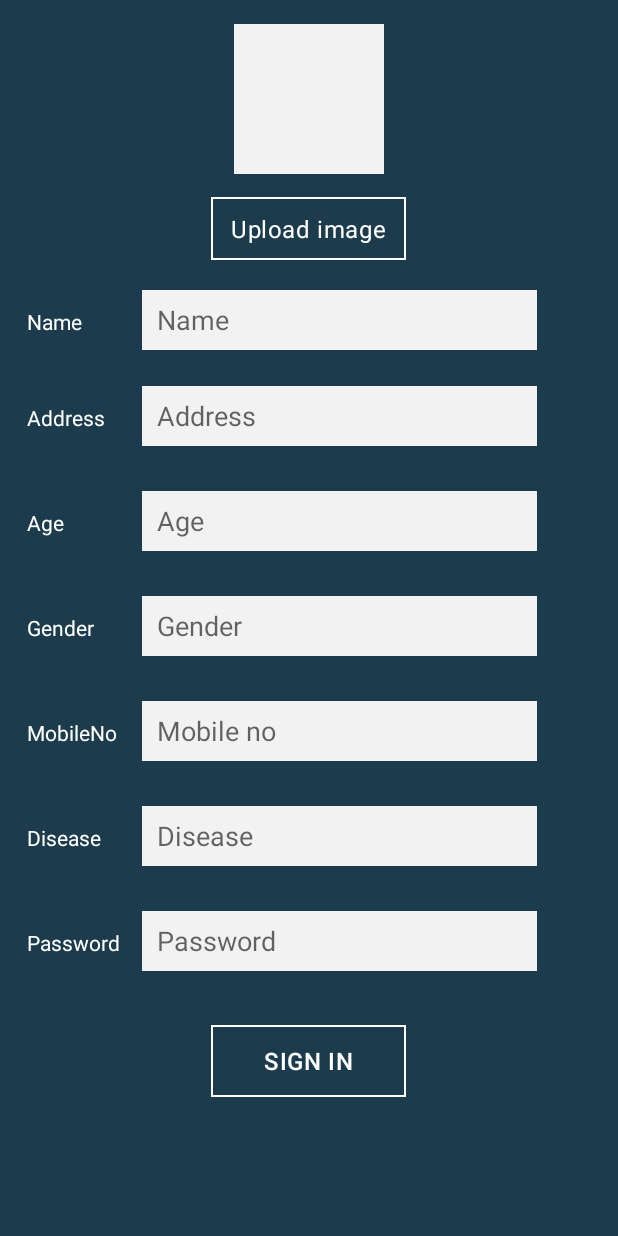
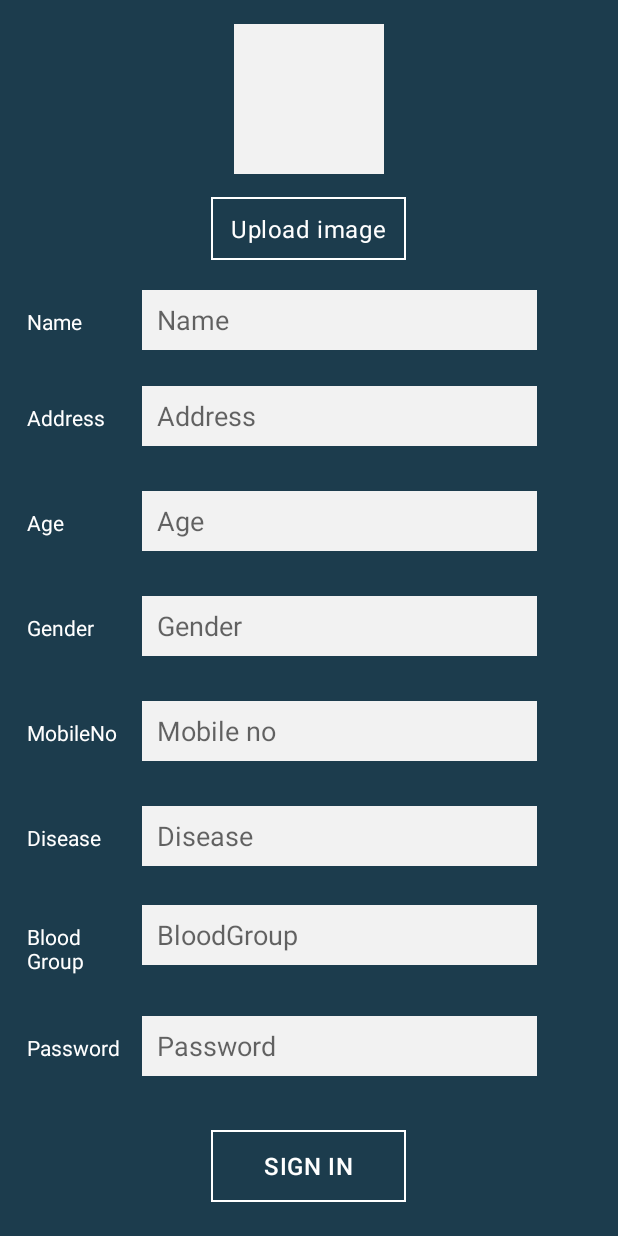
Before and after one commit to IshtiaqueRahmanTonmoy/PatientManagement, an Android app: the RegistrationActivity screen opened directly, with no data from a screen before it, on a phone screen of 412 x 824 dp. Run offline under Robolectric (Android 15) with nearby library versions, the phone set to English and light mode, and no system bars; 1 statement that could not run was skipped.

Commit message:
new commit

```diff
--- a/app/build.gradle
+++ b/app/build.gradle
@@ -9,8 +9,8 @@ android {
         applicationId "patientsmanagement.patientmanagement.patientsmanagementsystem"
         minSdkVersion 15
         targetSdkVersion 23
-        versionCode 1
-        versionName "1.0"
+        versionCode 2
+        versionName "1.1.1"
     }
     buildTypes {
         release {
--- a/app/src/main/AndroidManifest.xml
+++ b/app/src/main/AndroidManifest.xml
@@ -12,7 +12,7 @@
 
     <application
         android:allowBackup="true"
-        android:icon="@drawable/pmss"
+        android:icon="@drawable/pmsl"
         android:label="@string/app_name"
         android:largeHeap="true"
         android:supportsRtl="true"
--- a/app/src/main/java/com/patientmanagement/activity/DoctorListActivity.java
+++ b/app/src/main/java/com/patientmanagement/activity/DoctorListActivity.java
@@ -265,7 +265,7 @@ public class DoctorListActivity extends AppCompatActivity {
 
                         int success = json.getInt(TAG_SUCCESS);
 
-                        Toast.makeText(DoctorListActivity.this, "" + success, Toast.LENGTH_SHORT).show();
+                       // Toast.makeText(DoctorListActivity.this, "" + success, Toast.LENGTH_SHORT).show();
                         if (success == 1) {
                             // successfully created product
 
--- a/app/src/main/java/com/patientmanagement/activity/PatientAppoinmentList.java
+++ b/app/src/main/java/com/patientmanagement/activity/PatientAppoinmentList.java
@@ -70,7 +70,7 @@ public class PatientAppoinmentList extends AppCompatActivity {
         if(b!=null)
         {
             doctorId = b.getString(TAG_DOCTORID);
-            Toast.makeText(PatientAppoinmentList.this, ""+doctorId, Toast.LENGTH_SHORT).show();
+            //Toast.makeText(PatientAppoinmentList.this, ""+doctorId, Toast.LENGTH_SHORT).show();
         }
     }
 
--- a/app/src/main/java/com/patientmanagement/activity/RegistrationActivity.java
+++ b/app/src/main/java/com/patientmanagement/activity/RegistrationActivity.java
@@ -51,13 +51,13 @@ public class RegistrationActivity extends AppCompatActivity {
     public static final String KEY_PatientMobNo = "mobileno";
     public static final String KEY_Disease = "disease";
     public static final String KEY_EncryptedPassword = "encryptedpassword";
-
+    public static final String KEY_BLOODGROUP = "bloodgroup";
     public static final String KEY_DATE = "date";
     public static final String TAG_ALLCONTACT = "alldoctor";
     Button signup;
     ImageView photoimage;
     TextView uploadimage,loginback,captureimage;
-    EditText patientname, patientaddress, patientage, patientgender, patientmobileno, diseasename,password;
+    EditText patientname, patientaddress, patientage, patientgender, patientmobileno, diseasename,bloodgroup,password;
     String name;
     String image;
     String address;
@@ -67,6 +67,7 @@ public class RegistrationActivity extends AppCompatActivity {
     String disease;
     String epassword;
     String phone;
+    String blood;
     private JSONArray jsonArray;
     private final int requestCode = 20;
     private static final int CAMERA_REQUEST = 1888;
@@ -77,7 +78,7 @@ public class RegistrationActivity extends AppCompatActivity {
     private Calendar calendar;
     private ProgressDialog pDialog;
     private int year, month, day;
-    AlertDialog.Builder alertdialogbuilder;
+    AlertDialog.Builder alertdialogbuilder,alertdialogbuilder1;
     Person person;
     ArrayList<String> alist;
     String[] AlertDialogItems = new String[]{
@@ -90,7 +91,30 @@ public class RegistrationActivity extends AppCompatActivity {
             false
     };
 
-    List<String> ItemsIntoList;
+
+    String[] Bloodgroups = new String[]{
+            "O+",
+            "O-",
+            "A+",
+            "A-",
+            "B+",
+            "B-",
+            "AB+",
+            "AB-"
+    };
+
+    boolean[] Selectedtruefalseblood = new boolean[]{
+            false,
+            false,
+            false,
+            false,
+            false,
+            false,
+            false,
+            false
+    };
+
+    List<String> ItemsIntoList,ItemsIntoList1;
 
     @Override
     protected void onCreate(Bundle savedInstanceState) {
@@ -118,9 +142,11 @@ public class RegistrationActivity extends AppCompatActivity {
         patientgender = (EditText) findViewById(R.id.gender);
         patientmobileno = (EditText) findViewById(R.id.mobileno);
         diseasename = (EditText) findViewById(R.id.disease);
+        bloodgroup = (EditText) findViewById(R.id.bloodgroup);
         password = (EditText) findViewById(R.id.password);
 
         patientgender.setFocusable(false);
+        bloodgroup.setFocusable(false);
 
         patientgender.setOnClickListener(new View.OnClickListener() {
             @Override
@@ -168,6 +194,53 @@ public class RegistrationActivity extends AppCompatActivity {
             }
         });
 
+        bloodgroup.setOnClickListener(new View.OnClickListener() {
+            @Override
+            public void onClick(View v) {
+                alertdialogbuilder1 = new AlertDialog.Builder(RegistrationActivity.this);
+
+                ItemsIntoList1 = Arrays.asList(Bloodgroups);
+
+                alertdialogbuilder1.setMultiChoiceItems(Bloodgroups, Selectedtruefalseblood, new DialogInterface.OnMultiChoiceClickListener() {
+                    @Override
+                    public void onClick(DialogInterface dialog, int which, boolean isChecked) {
+                    }
+                });
+
+                alertdialogbuilder1.setCancelable(false);
+                alertdialogbuilder1.setTitle("Select Blood Groups Here");
+
+                alertdialogbuilder1.setPositiveButton("OK", new DialogInterface.OnClickListener() {
+                    @Override
+                    public void onClick(DialogInterface dialog, int which) {
+
+                        StringBuffer responseText = new StringBuffer();
+                        int a = 0;
+                        while (a < Selectedtruefalseblood.length) {
+                            boolean value = Selectedtruefalseblood[a];
+
+                            if (value) {
+                                String namess = ItemsIntoList1.get(a);
+                                //Toast.makeText(RegistrationActivity.this, ""+names, Toast.LENGTH_SHORT).show();
+                                responseText.append(namess);
+                                bloodgroup.setText("" + responseText);
+                            }
+                            a++;
+                        }
+                    }
+                });
+
+                alertdialogbuilder1.setNeutralButton("Cancel", new DialogInterface.OnClickListener() {
+                    @Override
+                    public void onClick(DialogInterface dialog, int which) {
+                    }
+                });
+
+                AlertDialog dialog = alertdialogbuilder1.create();
+                dialog.show();
+            }
+        });
+
         uploadimage.setOnClickListener(new View.OnClickListener() {
             @Override
             public void onClick(View v) {
@@ -193,6 +266,7 @@ public class RegistrationActivity extends AppCompatActivity {
                 gender = patientgender.getText().toString();
                 mobileno = patientmobileno.getText().toString();
                 disease = diseasename.getText().toString();
+                blood = bloodgroup.getText().toString();
                 epassword = password.getText().toString();
 
                     if(name.length()==0){
@@ -213,6 +287,9 @@ public class RegistrationActivity extends AppCompatActivity {
                     if(disease.length()==0){
                         diseasename.setError("Field cannot be null");
                     }
+                   if(blood.length()==0){
+                    bloodgroup.setError("Field cannot be null");
+                   }
                     if(epassword.length()==0){
                         password.setError("Field cannot be null");
                     }
@@ -343,7 +420,7 @@ public class RegistrationActivity extends AppCompatActivity {
 
                 //new CreateNewUser().execute();
 
-                if(!name.isEmpty() && !address.isEmpty() && !age.isEmpty() && !gender.isEmpty() && !mobileno.isEmpty() && !disease.isEmpty() && !epassword.isEmpty()){
+                if(!name.isEmpty() && !address.isEmpty() && !age.isEmpty() && !gender.isEmpty() && !mobileno.isEmpty() && !disease.isEmpty() && !blood.isEmpty() && !epassword.isEmpty()){
                     //Toast.makeText(RegistrationActivity.this, "field is not null", Toast.LENGTH_SHORT).show();
                     new CreateNewUser().execute();
                 }
@@ -396,6 +473,7 @@ public class RegistrationActivity extends AppCompatActivity {
                   params.add(new BasicNameValuePair(KEY_Address, address));
                   params.add(new BasicNameValuePair(KEY_PatientMobNo, mobileno));
                   params.add(new BasicNameValuePair(KEY_Disease, disease));
+                  params.add(new BasicNameValuePair(KEY_BLOODGROUP, blood));
                   params.add(new BasicNameValuePair(KEY_EncryptedPassword, epassword));
 
                   JSONObject json = jsonParser.makeHttpRequest(REGISTER_URL, "POST", params);
--- a/app/src/main/java/com/patientmanagement/activity/ViewSpecificPatientt.java
+++ b/app/src/main/java/com/patientmanagement/activity/ViewSpecificPatientt.java
@@ -98,7 +98,7 @@ public class ViewSpecificPatientt  extends AppCompatActivity {
                         for (int x = 0; x < than.length(); x++) {
                             JSONObject catObj11 = than.getJSONObject(x);
                             prescriptionno = catObj11.getString(TAG_PRESCRIPTIONNO);
-                            Toast.makeText(ViewSpecificPatientt.this, ""+prescriptionno, Toast.LENGTH_SHORT).show();
+                            //Toast.makeText(ViewSpecificPatientt.this, ""+prescriptionno, Toast.LENGTH_SHORT).show();
                         }
 
                     } catch (JSONException e) {
--- a/app/src/main/res/layout-sw320dp/activity_health_news.xml
+++ b/app/src/main/res/layout-sw320dp/activity_health_news.xml
@@ -12,6 +12,9 @@
         android:id="@+id/healthNewslistview"
         android:layout_width="fill_parent"
         android:layout_height="fill_parent"
+        android:divider="#010d21"
+        android:dividerHeight="1dp"
+        android:listSelector="@drawable/list_selector_flatcolor"
         android:layout_below="@+id/search" />
 
 
--- a/app/src/main/res/layout-sw320dp/activity_health_tips.xml
+++ b/app/src/main/res/layout-sw320dp/activity_health_tips.xml
@@ -12,6 +12,9 @@
         android:id="@+id/listview"
         android:layout_width="fill_parent"
         android:layout_height="fill_parent"
+        android:divider="#010d21"
+        android:dividerHeight="1dp"
+        android:listSelector="@drawable/list_selector_flatcolor"
         android:layout_below="@+id/search" />
 
 
--- a/app/src/main/res/layout-sw320dp/register_activity.xml
+++ b/app/src/main/res/layout-sw320dp/register_activity.xml
@@ -262,6 +262,41 @@
             <!-- create a Linear Layout with horizontal orientation and weightSum property -->
 
             <LinearLayout
+                android:id="@+id/lastLayout"
+                android:layout_width="match_parent"
+                android:layout_height="wrap_content"
+                android:layout_marginTop="20dp"
+                android:orientation="horizontal"
+                android:weightSum="2">
+
+                <!-- place one TextView and one EditText inside layout using weight property -->
+
+                <TextView
+                    android:layout_width="0dp"
+                    android:layout_height="50dp"
+                    android:layout_marginRight="2dp"
+                    android:layout_weight="0.4"
+                    android:gravity="center_vertical"
+                    android:paddingLeft="2dp"
+                    android:text="Blood Group"
+                    android:textColor="#fff"/>
+
+                <EditText
+                    android:id="@+id/bloodgroup"
+                    android:layout_width="0dp"
+                    android:layout_height="40dp"
+                    android:layout_marginLeft="2dp"
+                    android:layout_weight="1.4"
+                    android:inputType="number"
+                    android:background="@color/editTextBack"
+                    android:hint="BloodGroup"
+                    android:imeOptions="actionNext"
+                    android:paddingLeft="10dp"
+                    android:singleLine="true"
+                    android:textColor="@color/blackColor" />
+            </LinearLayout>
+
+            <LinearLayout
                 android:id="@+id/seventhLayout"
                 android:layout_width="match_parent"
                 android:layout_height="wrap_content"
--- a/app/src/main/res/layout-sw360dp/activity_health_news.xml
+++ b/app/src/main/res/layout-sw360dp/activity_health_news.xml
@@ -12,6 +12,9 @@
         android:id="@+id/healthNewslistview"
         android:layout_width="fill_parent"
         android:layout_height="fill_parent"
+        android:divider="#010d21"
+        android:dividerHeight="1dp"
+        android:listSelector="@drawable/list_selector_flatcolor"
         android:layout_below="@+id/search" />
 
 
--- a/app/src/main/res/layout-sw360dp/activity_health_tips.xml
+++ b/app/src/main/res/layout-sw360dp/activity_health_tips.xml
@@ -12,6 +12,9 @@
         android:id="@+id/listview"
         android:layout_width="fill_parent"
         android:layout_height="fill_parent"
+        android:divider="#010d21"
+        android:dividerHeight="1dp"
+        android:listSelector="@drawable/list_selector_flatcolor"
         android:layout_below="@+id/search" />
 
 
--- a/app/src/main/res/layout-sw360dp/register_activity.xml
+++ b/app/src/main/res/layout-sw360dp/register_activity.xml
@@ -262,6 +262,41 @@
             <!-- create a Linear Layout with horizontal orientation and weightSum property -->
 
             <LinearLayout
+                android:id="@+id/lastLayout"
+                android:layout_width="match_parent"
+                android:layout_height="wrap_content"
+                android:layout_marginTop="20dp"
+                android:orientation="horizontal"
+                android:weightSum="2">
+
+                <!-- place one TextView and one EditText inside layout using weight property -->
+
+                <TextView
+                    android:layout_width="0dp"
+                    android:layout_height="50dp"
+                    android:layout_marginRight="2dp"
+                    android:layout_weight="0.4"
+                    android:gravity="center_vertical"
+                    android:paddingLeft="2dp"
+                    android:text="Blood Group"
+                    android:textColor="#fff"/>
+
+                <EditText
+                    android:id="@+id/bloodgroup"
+                    android:layout_width="0dp"
+                    android:layout_height="40dp"
+                    android:layout_marginLeft="2dp"
+                    android:layout_weight="1.4"
+                    android:inputType="number"
+                    android:background="@color/editTextBack"
+                    android:hint="BloodGroup"
+                    android:imeOptions="actionNext"
+                    android:paddingLeft="10dp"
+                    android:singleLine="true"
+                    android:textColor="@color/blackColor" />
+            </LinearLayout>
+
+            <LinearLayout
                 android:id="@+id/seventhLayout"
                 android:layout_width="match_parent"
                 android:layout_height="wrap_content"
--- a/app/src/main/res/layout/activity_health_news.xml
+++ b/app/src/main/res/layout/activity_health_news.xml
@@ -12,6 +12,9 @@
         android:id="@+id/healthNewslistview"
         android:layout_width="fill_parent"
         android:layout_height="fill_parent"
+        android:divider="#010d21"
+        android:dividerHeight="1dp"
+        android:listSelector="@drawable/list_selector_flatcolor"
         android:layout_below="@+id/search" />
 
 
--- a/app/src/main/res/layout/activity_health_tips.xml
+++ b/app/src/main/res/layout/activity_health_tips.xml
@@ -12,6 +12,9 @@
         android:id="@+id/listview"
         android:layout_width="fill_parent"
         android:layout_height="fill_parent"
+        android:divider="#010d21"
+        android:dividerHeight="1dp"
+        android:listSelector="@drawable/list_selector_flatcolor"
         android:layout_below="@+id/search" />
 
 
--- a/app/src/main/res/layout/register_activity.xml
+++ b/app/src/main/res/layout/register_activity.xml
@@ -262,6 +262,41 @@
             <!-- create a Linear Layout with horizontal orientation and weightSum property -->
 
             <LinearLayout
+                android:id="@+id/lastLayout"
+                android:layout_width="match_parent"
+                android:layout_height="wrap_content"
+                android:layout_marginTop="20dp"
+                android:orientation="horizontal"
+                android:weightSum="2">
+
+                <!-- place one TextView and one EditText inside layout using weight property -->
+
+                <TextView
+                    android:layout_width="0dp"
+                    android:layout_height="50dp"
+                    android:layout_marginRight="2dp"
+                    android:layout_weight="0.4"
+                    android:gravity="center_vertical"
+                    android:paddingLeft="2dp"
+                    android:text="Blood Group"
+                    android:textColor="#fff"/>
+
+                <EditText
+                    android:id="@+id/bloodgroup"
+                    android:layout_width="0dp"
+                    android:layout_height="40dp"
+                    android:layout_marginLeft="2dp"
+                    android:layout_weight="1.4"
+                    android:inputType="number"
+                    android:background="@color/editTextBack"
+                    android:hint="BloodGroup"
+                    android:imeOptions="actionNext"
+                    android:paddingLeft="10dp"
+                    android:singleLine="true"
+                    android:textColor="@color/blackColor" />
+            </LinearLayout>
+
+            <LinearLayout
                 android:id="@+id/seventhLayout"
                 android:layout_width="match_parent"
                 android:layout_height="wrap_content"
```
Also changed, not shown: app/src/main/java/com/patientmanagement/activity/DoctorRegistrationActivity.java (+8 -6 lines).
